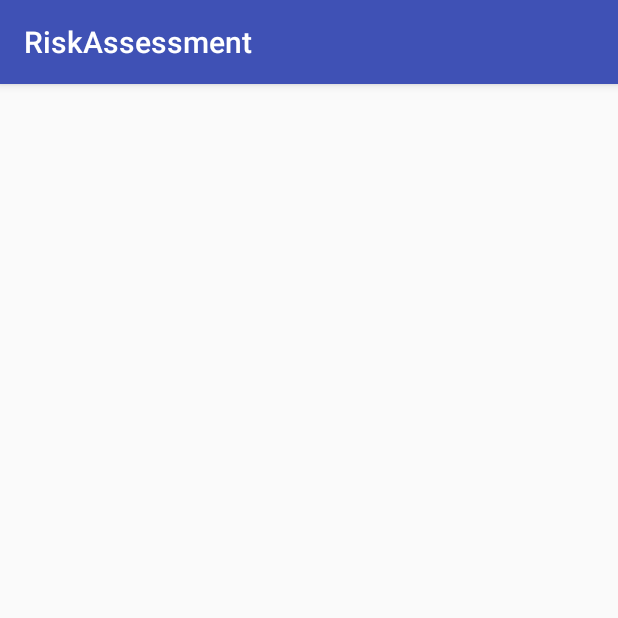
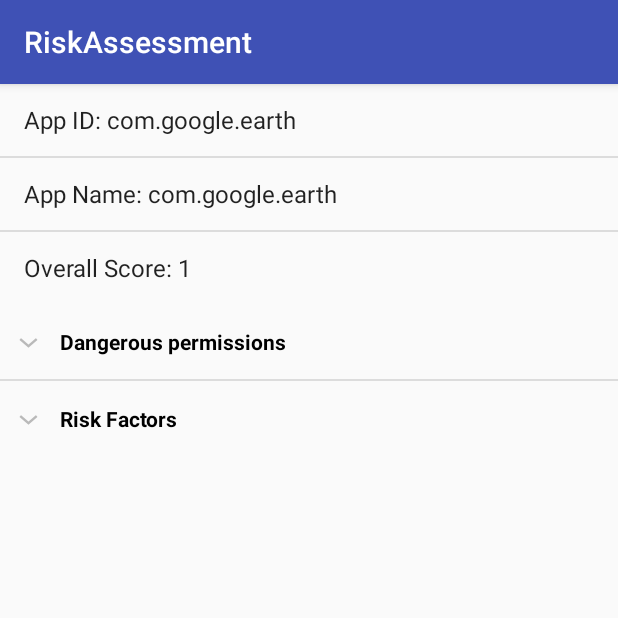
Before and after one commit to vincentchov/SDP-AndroidRiskAssessment, an Android app: the screen it shows after launch (MainActivity), on a phone screen of 412 x 824 dp, the top half of it. Run offline under Robolectric (Android 15) with nearby library versions, the phone set to English and light mode, and no system bars.

Commit message:
Mockup the ListViews

```diff
--- a/Client/RiskAssessment/app/src/main/java/com/vincentchov/android/riskassessment/ExpandableListDataPump.java
+++ b/Client/RiskAssessment/app/src/main/java/com/vincentchov/android/riskassessment/ExpandableListDataPump.java
@@ -1,37 +1,51 @@
 package com.vincentchov.android.riskassessment;
+
+import android.util.Log;
+
+import org.json.JSONObject;
 
 import java.util.ArrayList;
 import java.util.HashMap;
+import java.util.Iterator;
 import java.util.List;
 
 public class ExpandableListDataPump {
     public static HashMap<String, List<String>> getData() {
         HashMap<String, List<String>> expandableListDetail = new HashMap<String, List<String>>();
+        // AppID
+        String appID = "com.google.earth";
+        List<String> app_ID = new ArrayList<String>();
+        app_ID.add(appID);
 
-        List<String> cricket = new ArrayList<String>();
-        cricket.add("India");
-        cricket.add("Pakistan");
-        cricket.add("Australia");
-        cricket.add("England");
-        cricket.add("South Africa");
+        // App name
+        String appName = "com.google.earth";
 
-        List<String> football = new ArrayList<String>();
-        football.add("Brazil");
-        football.add("Spain");
-        football.add("Germany");
-        football.add("Netherlands");
-        football.add("Italy");
+        String overallScore = "1";
 
-        List<String> basketball = new ArrayList<String>();
-        basketball.add("United States");
-        basketball.add("Spain");
-        basketball.add("Argentina");
-        basketball.add("France");
-        basketball.add("Russia");
+        // Dangerous permissions
+        List<String> dangerous_permissions = new ArrayList<String>();
+        dangerous_permissions.add("ACCESS_COARSE_LOCATION: dangerous");
+        dangerous_permissions.add("ACCESS_FINE_LOCATION: dangerous");
+        dangerous_permissions.add("GET_ACCOUNTS: dangerous");
 
-        expandableListDetail.put("CRICKET TEAMS", cricket);
-        expandableListDetail.put("FOOTBALL TEAMS", football);
-        expandableListDetail.put("BASKETBALL TEAMS", basketball);
+        // Total points contributed
+        String totalPointsContributed = "Total points contributed: 1";
+        dangerous_permissions.add(totalPointsContributed);
+
+        // Rating
+        String rating = "Rating: Low risk";
+
+        // Risk Factors
+        List<String> riskFactors = new ArrayList<String>();
+        riskFactors.add("Risk factors identfied: None");
+        riskFactors.add("Total points contributed: 1");
+
+//        List<List<String>> stuff = new ArrayList<List<String>>();
+//        stuff.add(dangerous_permissions);
+//        expandableListDetail.put("Stuff", stuff);
+//        expandableListDetail.put("AppID", app_ID);
+        expandableListDetail.put("Dangerous permissions", dangerous_permissions);
+        expandableListDetail.put("Risk Factors", riskFactors);
         return expandableListDetail;
     }
 }
--- a/Client/RiskAssessment/app/src/main/java/com/vincentchov/android/riskassessment/MainActivity.java
+++ b/Client/RiskAssessment/app/src/main/java/com/vincentchov/android/riskassessment/MainActivity.java
@@ -2,25 +2,40 @@ package com.vincentchov.android.riskassessment;
 
 import android.support.v7.app.AppCompatActivity;
 import android.os.Bundle;
-import android.util.Log;
-
-import org.json.JSONException;
-import org.json.JSONObject;
-
-import java.io.IOException;
-
-import okhttp3.Call;
-import okhttp3.Callback;
-import okhttp3.Headers;
-import okhttp3.OkHttpClient;
-import okhttp3.Request;
-import okhttp3.Response;
+import android.widget.ArrayAdapter;
+import android.widget.ExpandableListAdapter;
+import android.widget.ExpandableListView;
+import android.widget.ListView;
+import java.util.ArrayList;
+import java.util.HashMap;
+import java.util.List;
 
 public class MainActivity extends AppCompatActivity {
+    ExpandableListView expandableListView;
+    ExpandableListAdapter expandableListAdapter;
+    List<String> expandableListTitle;
+    HashMap<String, List<String>> expandableListDetail;
+    List<String> generalInfoList;
+    ListView generalListView;
+    ArrayAdapter generalListViewAdapter;
 
     @Override
     protected void onCreate(Bundle savedInstanceState) {
         super.onCreate(savedInstanceState);
         setContentView(R.layout.activity_main);
+
+        generalListView = (ListView) findViewById(R.id.generalListView);
+        generalInfoList = new ArrayList<String>();
+        generalInfoList.add(String.format("App ID: %s", "com.google.earth"));
+        generalInfoList.add(String.format("App Name: %s", "com.google.earth"));
+        generalInfoList.add(String.format("Overall Score: %s", "1"));
+        generalListViewAdapter = new ArrayAdapter<String>(this, android.R.layout.simple_list_item_1, generalInfoList);
+        generalListView.setAdapter(generalListViewAdapter);
+
+        expandableListView = (ExpandableListView) findViewById(R.id.expandableListView);
+        expandableListDetail = ExpandableListDataPump.getData();
+        expandableListTitle = new ArrayList<String>(expandableListDetail.keySet());
+        expandableListAdapter = new CustomExpandableListAdapter(this, expandableListTitle, expandableListDetail);
+        expandableListView.setAdapter(expandableListAdapter);
     }
 }
--- a/Client/RiskAssessment/app/src/main/res/layout/activity_main.xml
+++ b/Client/RiskAssessment/app/src/main/res/layout/activity_main.xml
@@ -1,19 +1,25 @@
-<RelativeLayout xmlns:android="http://schemas.android.com/apk/res/android"
-                xmlns:tools="http://schemas.android.com/tools"
-                android:layout_width="match_parent"
-                android:layout_height="match_parent"
-                android:paddingLeft="@dimen/activity_horizontal_margin"
-                android:paddingRight="@dimen/activity_horizontal_margin"
-                android:paddingTop="@dimen/activity_vertical_margin"
-                android:paddingBottom="@dimen/activity_vertical_margin"
-                tools:context=".MainActivity">
+<LinearLayout xmlns:android="http://schemas.android.com/apk/res/android"
+              xmlns:tools="http://schemas.android.com/tools"
+              android:layout_width="fill_parent"
+              android:layout_height="fill_parent"
+              android:orientation="vertical" >
 
-    <ExpandableListView
-        android:id="@+id/expandableListView"
-        android:layout_height="match_parent"
+    <ListView
+        android:id="@+id/generalListView"
         android:layout_width="match_parent"
-        android:indicatorLeft="?android:attr/expandableListPreferredItemIndicatorLeft"
-        android:divider="@android:color/darker_gray"
-        android:dividerHeight="0.5dp" />
+        android:layout_height="wrap_content"
+        />
 
-</RelativeLayout>
+    <LinearLayout
+        android:layout_width="wrap_content"
+        android:layout_height="wrap_content">
+
+        <ExpandableListView
+            android:id="@+id/expandableListView"
+            android:layout_width="wrap_content"
+            android:layout_height="fill_parent"
+            >
+        </ExpandableListView>
+    </LinearLayout>
+
+</LinearLayout>
--- a/Client/RiskAssessment/app/src/main/res/layout/list_group.xml
+++ b/Client/RiskAssessment/app/src/main/res/layout/list_group.xml
@@ -9,6 +9,6 @@
         android:layout_height="wrap_content"
         android:paddingLeft="?android:attr/expandableListPreferredItemPaddingLeft"
         android:textColor="@android:color/black"
-        android:paddingTop="10dp"
-        android:paddingBottom="10dp" />
+        android:paddingTop="15dp"
+        android:paddingBottom="15dp" />
 </LinearLayout>
--- a/Client/RiskAssessment/app/src/main/res/layout/list_item.xml
+++ b/Client/RiskAssessment/app/src/main/res/layout/list_item.xml
@@ -8,6 +8,6 @@
         android:layout_width="fill_parent"
         android:layout_height="wrap_content"
         android:paddingLeft="?android:attr/expandableListPreferredChildPaddingLeft"
-        android:paddingTop="10dp"
-        android:paddingBottom="10dp" />
+        android:paddingTop="15dp"
+        android:paddingBottom="15dp" />
 </LinearLayout>
```
Also changed, not shown: Client/RiskAssessment/app/src/main/java/com/vincentchov/android/riskassessment/CustomExpandableListAdapter.java (+8 -10 lines).
